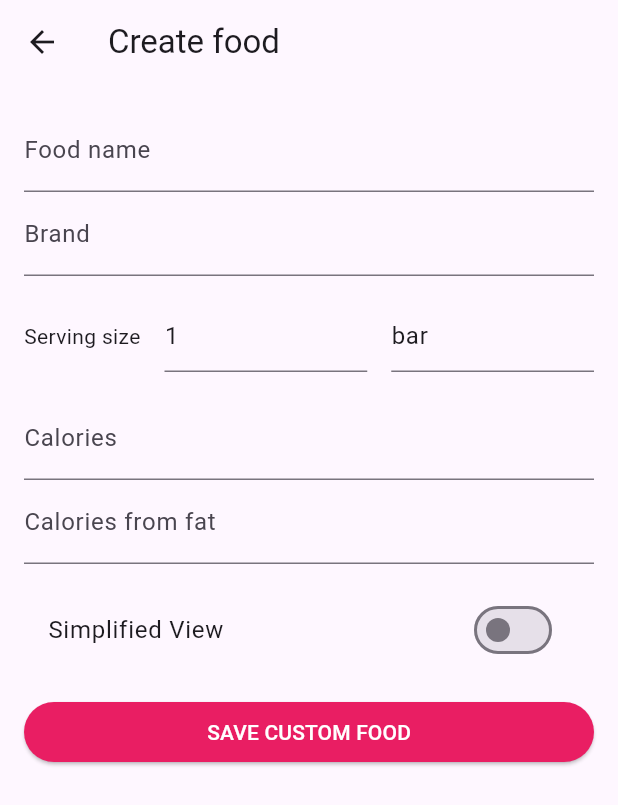
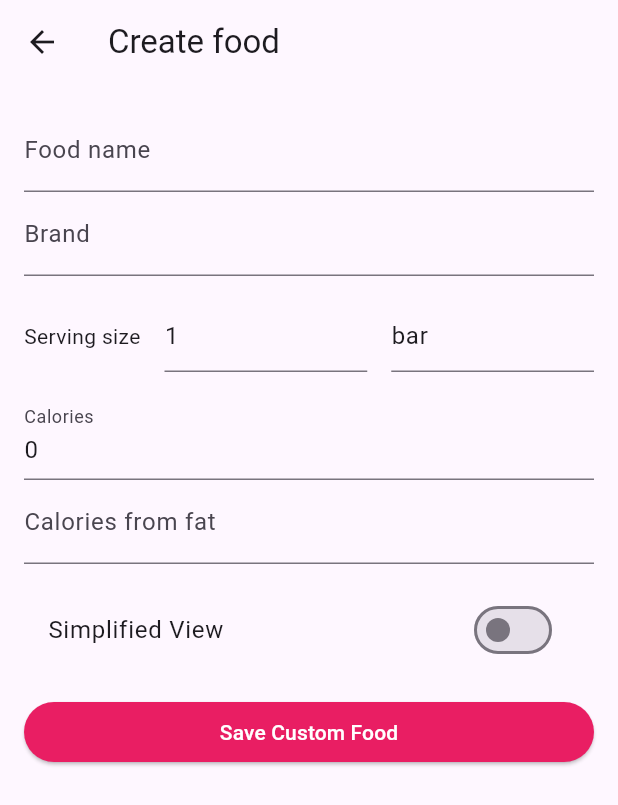
Before and after one commit to WaiYanC-137/loginwithfitbit, a Flutter app: the AddCustomFood screen opened directly, on a phone screen of 412 x 824 dp. Shown: the top 805 px of the screen. Run offline on Flutter 3.47's test engine with Material 3 defaults, Android fonts, the phone set to English and light mode, and no system bars; our stand-ins replace app_links, shared_preferences; accounts and stored records are empty.

Commit message:
both ui and logic are changed and search food use add custom food code

```diff
--- a/lib/ui/food/add_custom_food.dart
+++ b/lib/ui/food/add_custom_food.dart
@@ -1,7 +1,18 @@
 import 'package:flutter/material.dart';
 
 class AddCustomFood extends StatefulWidget {
-  const AddCustomFood({super.key});
+  final String prefillName;
+  final String prefillDescription;
+  final String prefillCalories;
+  final bool isSearchFood;  // Flag to indicate whether it's a search food or custom food
+
+  const AddCustomFood({
+    super.key,
+    this.prefillName = '',
+    this.prefillDescription = '',
+    this.prefillCalories = '0',
+    this.isSearchFood = false, // Default to false for custom food
+  });
 
   @override
   State<AddCustomFood> createState() => _AddCustomFoodState();
@@ -19,6 +30,14 @@ class _AddCustomFoodState extends State<AddCustomFood> {
   bool simplifiedView = false;
 
   @override
+  void initState() {
+    super.initState();
+    foodName = widget.prefillName;
+    brand = widget.prefillDescription;
+    calories = widget.prefillCalories;
+  }
+
+  @override
   Widget build(BuildContext context) {
     return Scaffold(
       appBar: AppBar(title: const Text('Create food')),
@@ -29,6 +48,7 @@ class _AddCustomFoodState extends State<AddCustomFood> {
           child: ListView(
             children: [
               TextFormField(
+                initialValue: foodName,
                 decoration: const InputDecoration(labelText: 'Food name'),
                 validator: (value) {
                   if (value == null || value.isEmpty) {
@@ -39,6 +59,7 @@ class _AddCustomFoodState extends State<AddCustomFood> {
                 onSaved: (value) => foodName = value ?? '',
               ),
               TextFormField(
+                initialValue: brand,
                 decoration: const InputDecoration(labelText: 'Brand'),
                 onSaved: (value) => brand = value ?? '',
               ),
@@ -65,6 +86,7 @@ class _AddCustomFoodState extends State<AddCustomFood> {
               ),
               const SizedBox(height: 16),
               TextFormField(
+                initialValue: calories,
                 decoration: const InputDecoration(labelText: 'Calories'),
                 keyboardType: TextInputType.number,
                 onSaved: (value) => calories = value ?? '0',
@@ -100,7 +122,7 @@ class _AddCustomFoodState extends State<AddCustomFood> {
                     });
                   }
                 },
-                child: const Text('SAVE CUSTOM FOOD'),
+                child: Text(widget.isSearchFood ? 'Add Search Food' : 'Save Custom Food'),
               ),
             ],
           ),
```
Also changed, not shown: lib/ui/food/food_entry_page.dart (+30 -11 lines).
